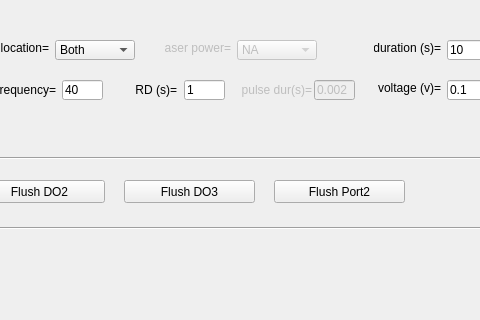
The window that src/foraging_gui/CalibrationLaser.ui (AllenNeuralDynamics/dynamic-foraging-task) describes before a commit, drawn with Qt 5; both pictures show x 386 to 866 and y 0 to 320 of the 1272 by 863 pixel window.
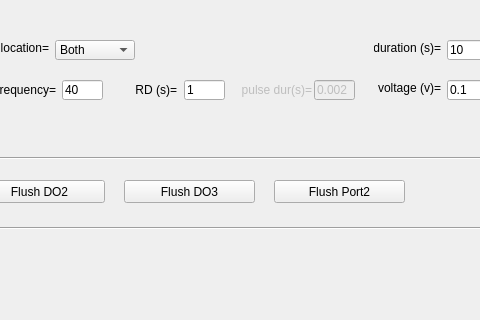
The same window after the commit.

Commit message: Removing the laser power from the calibration

```diff
--- a/src/foraging_gui/CalibrationLaser.ui
+++ b/src/foraging_gui/CalibrationLaser.ui
@@ -153,60 +153,6 @@
     <set>Qt::AlignRight|Qt::AlignTrailing|Qt::AlignVCenter</set>
    </property>
   </widget>
-  <widget class="QComboBox" name="LaserPower_1">
-   <property name="enabled">
-    <bool>false</bool>
-   </property>
-   <property name="geometry">
-    <rect>
-     <x>623</x>
-     <y>40</y>
-     <width>80</width>
-     <height>20</height>
-    </rect>
-   </property>
-   <property name="sizePolicy">
-    <sizepolicy hsizetype="Expanding" vsizetype="Expanding">
-     <horstretch>0</horstretch>
-     <verstretch>0</verstretch>
-    </sizepolicy>
-   </property>
-   <item>
-    <property name="text">
-     <string>NA</string>
-    </property>
-   </item>
-   <item>
-    <property name="text">
-     <string>0 mw</string>
-    </property>
-   </item>
-   <item>
-    <property name="text">
-     <string>1 mw</string>
-    </property>
-   </item>
-   <item>
-    <property name="text">
-     <string>1.5 mw</string>
-    </property>
-   </item>
-   <item>
-    <property name="text">
-     <string>2 mw</string>
-    </property>
-   </item>
-   <item>
-    <property name="text">
-     <string>2.5 mw</string>
-    </property>
-   </item>
-   <item>
-    <property name="text">
-     <string>3 mw</string>
-    </property>
-   </item>
-  </widget>
   <widget class="QLineEdit" name="Duration_1">
    <property name="geometry">
     <rect>
@@ -428,34 +374,6 @@
     <set>Qt::AlignRight|Qt::AlignTrailing|Qt::AlignVCenter</set>
    </property>
   </widget>
-  <widget class="QLabel" name="label1_3">
-   <property name="enabled">
-    <bool>false</bool>
-   </property>
-   <property name="geometry">
-    <rect>
-     <x>550</x>
-     <y>40</y>
-     <width>67</width>
-     <height>16</height>
-    </rect>
-   </property>
-   <property name="sizePolicy">
-    <sizepolicy hsizetype="Expanding" vsizetype="Expanding">
-     <horstretch>0</horstretch>
-     <verstretch>0</verstretch>
-    </sizepolicy>
-   </property>
-   <property name="text">
-    <string>laser power=</string>
-   </property>
-   <property name="textFormat">
-    <enum>Qt::AutoText</enum>
-   </property>
-   <property name="alignment">
-    <set>Qt::AlignRight|Qt::AlignTrailing|Qt::AlignVCenter</set>
-   </property>
-  </widget>
   <widget class="QPushButton" name="Open">
    <property name="geometry">
     <rect>
```
